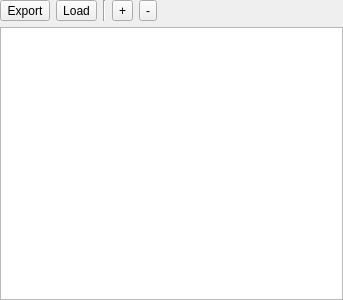
Above: source/wnd/ui/robohand.ui from ww4u/megarobostudio before the change. Below: the same form after it.
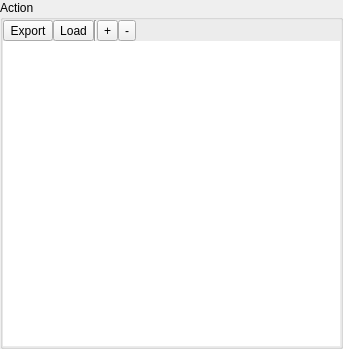
That is the form after the change. Icons and pictures are not drawn.

What changed in the file:
```diff
--- a/source/wnd/ui/robohand.ui
+++ b/source/wnd/ui/robohand.ui
@@ -7,13 +7,42 @@
     <x>0</x>
     <y>0</y>
     <width>343</width>
-    <height>300</height>
+    <height>349</height>
    </rect>
   </property>
+  <property name="font">
+   <font>
+    <family>Arial</family>
+   </font>
+  </property>
   <property name="windowTitle">
    <string>Form</string>
   </property>
   <layout class="QVBoxLayout" name="verticalLayout">
+   <property name="spacing">
+    <number>0</number>
+   </property>
+   <property name="leftMargin">
+    <number>0</number>
+   </property>
+   <property name="topMargin">
+    <number>0</number>
+   </property>
+   <property name="rightMargin">
+    <number>0</number>
+   </property>
+   <property name="bottomMargin">
+    <number>0</number>
+   </property>
+   <item>
+    <widget class="QGroupBox" name="groupBox">
+     <property name="title">
+      <string>Action</string>
+     </property>
+     <layout class="QVBoxLayout" name="verticalLayout_2">
+      <property name="spacing">
+       <number>0</number>
+      </property>
    <property name="leftMargin">
     <number>0</number>
    </property>
@@ -33,6 +62,16 @@
        <property name="text">
         <string>Export</string>
        </property>
+          <property name="icon">
+           <iconset resource="../res/res.qrc">
+            <normaloff>:/res/image/icon/219.png</normaloff>:/res/image/icon/219.png</iconset>
+          </property>
+          <property name="iconSize">
+           <size>
+            <width>24</width>
+            <height>24</height>
+           </size>
+          </property>
       </widget>
      </item>
      <item>
@@ -40,6 +79,16 @@
        <property name="text">
         <string>Load</string>
        </property>
+          <property name="icon">
+           <iconset resource="../res/res.qrc">
+            <normaloff>:/res/image/icon/218.png</normaloff>:/res/image/icon/218.png</iconset>
+          </property>
+          <property name="iconSize">
+           <size>
+            <width>24</width>
+            <height>24</height>
+           </size>
+          </property>
       </widget>
      </item>
      <item>
@@ -54,6 +103,16 @@
        <property name="text">
         <string>+</string>
        </property>
+          <property name="icon">
+           <iconset resource="../res/res.qrc">
+            <normaloff>:/res/image/icon/addition.png</normaloff>:/res/image/icon/addition.png</iconset>
+          </property>
+          <property name="iconSize">
+           <size>
+            <width>24</width>
+            <height>24</height>
+           </size>
+          </property>
       </widget>
      </item>
      <item>
@@ -61,6 +120,16 @@
        <property name="text">
         <string>-</string>
        </property>
+          <property name="icon">
+           <iconset resource="../res/res.qrc">
+            <normaloff>:/res/image/icon/delete.png</normaloff>:/res/image/icon/delete.png</iconset>
+          </property>
+          <property name="iconSize">
+           <size>
+            <width>24</width>
+            <height>24</height>
+           </size>
+          </property>
       </widget>
      </item>
      <item>
@@ -80,6 +149,9 @@
    </item>
    <item>
     <widget class="QTableView" name="tableView">
+        <property name="frameShape">
+         <enum>QFrame::NoFrame</enum>
+        </property>
      <attribute name="horizontalHeaderStretchLastSection">
       <bool>true</bool>
      </attribute>
@@ -87,6 +159,11 @@
    </item>
   </layout>
  </widget>
- <resources/>
+   </item>
+  </layout>
+ </widget>
+ <resources>
+  <include location="../res/res.qrc"/>
+ </resources>
  <connections/>
 </ui>
```
Lines whose indentation alone changed are shown as unchanged.
